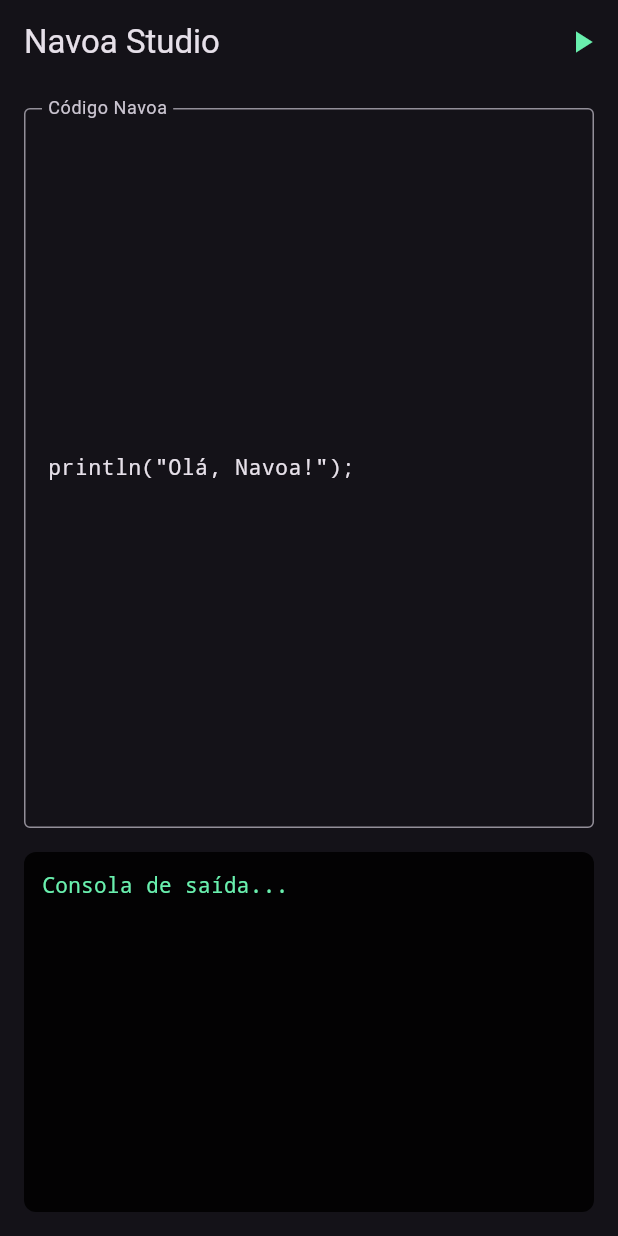
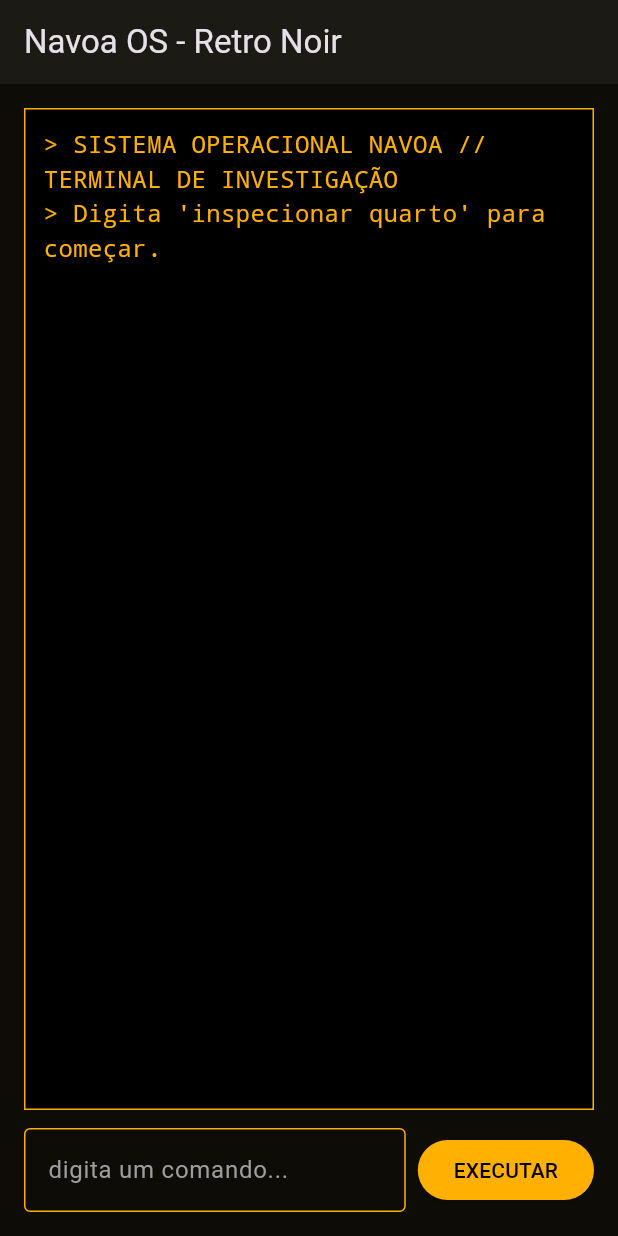
Before and after one commit to lumigrsa-prog/Navoa, a Flutter app: the screen it shows after launch, on a phone screen of 412 x 824 dp. Run offline on Flutter 3.47's test engine with Material 3 defaults, Android fonts, the phone set to English and light mode, and no system bars; missing offline and left inert: navoa_bridge; statements that could not run were skipped.

Commit message:
fix: atualiza main.dart para compatibilidade com a ponte Rust

```diff
--- a/lib/main.dart
+++ b/lib/main.dart
@@ -1,6 +1,6 @@
 import 'package:flutter/material.dart';
-import 'src/rust/frb_generated.dart';
-import 'src/rust/api/interpreter.dart';
+import 'package:navoa_bridge/src/rust/api/interpreter.dart';
+import 'package:navoa_bridge/src/rust/frb_generated.dart';
 
 Future<void> main() async {
   WidgetsFlutterBinding.ensureInitialized();
@@ -14,106 +14,104 @@ class NavoaApp extends StatelessWidget {
   @override
   Widget build(BuildContext context) {
     return MaterialApp(
-      title: 'Navoa Studio',
-      debugShowCheckedModeBanner: false,
-      theme: ThemeData.dark(useMaterial3: true),
-      home: const NavoaHomeScreen(),
+      title: 'Navoa OS',
+      theme: ThemeData.dark(),
+      home: const NavoaScreen(),
     );
   }
 }
 
-class NavoaHomeScreen extends StatefulWidget {
-  const NavoaHomeScreen({super.key});
+class NavoaScreen extends StatefulWidget {
+  const NavoaScreen({super.key});
 
   @override
-  State<NavoaHomeScreen> createState() => _NavoaHomeScreenState();
+  State<NavoaScreen> createState() => _NavoaScreenState();
 }
 
-class _NavoaHomeScreenState extends State<NavoaHomeScreen> {
-  final TextEditingController _codeController = TextEditingController(
-    text: 'println("Olá, Navoa!");',
-  );
-  String _output = '';
-  bool _isRunning = false;
+class _NavoaScreenState extends State<NavoaScreen> {
+  final InterpreterBridge _bridge = InterpreterBridge();
+  final TextEditingController _controller = TextEditingController();
+  final List<String> _logs = [
+    "> SISTEMA OPERACIONAL NAVOA // TERMINAL DE INVESTIGAÇÃO",
+    "> Digita 'inspecionar quarto' para começar."
+  ];
 
-  void _runCode() async {
+  void _executarComando() {
+    final cmd = _controller.text.trim();
+    if (cmd.isEmpty) return;
+
     setState(() {
-      _isRunning = true;
+      _logs.add("> $cmd");
+      final res = _bridge.execute(code: cmd);
+      _logs.add(res);
+      _controller.clear();
     });
-
-    try {
-      final session = NavoaSession();
-      final result = await session.executeCode(code: _codeController.text);
-      setState(() {
-        _output = result;
-      });
-    } catch (e) {
-      setState(() {
-        _output = 'Erro na execução: $e';
-      });
-    } finally {
-      setState(() {
-        _isRunning = false;
-      });
-    }
   }
 
   @override
   Widget build(BuildContext context) {
     return Scaffold(
+      backgroundColor: const Color(0xFF0D0C07),
       appBar: AppBar(
-        title: const Text('Navoa Studio'),
-        actions: [
-          IconButton(
-            icon: _isRunning
-                ? const SizedBox(
-                    width: 20,
-                    height: 20,
-                    child: CircularProgressIndicator(strokeWidth: 2, color: Colors.white),
-                  )
-                : const Icon(Icons.play_arrow, color: Colors.greenAccent),
-            onPressed: _isRunning ? null : _runCode,
-          ),
-        ],
+        title: const Text('Navoa OS - Retro Noir'),
+        backgroundColor: const Color(0xFF1C1A14),
       ),
       body: Padding(
         padding: const EdgeInsets.all(16.0),
         child: Column(
           children: [
             Expanded(
-              flex: 2,
-              child: TextField(
-                controller: _codeController,
-                maxLines: null,
-                expands: true,
-                style: const TextStyle(fontFamily: 'monospace', fontSize: 14),
-                decoration: const InputDecoration(
-                  border: OutlineInputBorder(),
-                  labelText: 'Código Navoa',
-                  alignLabelWithHint: true,
+              child: Container(
+                padding: const EdgeInsets.all(12),
+                decoration: BoxDecoration(
+                  color: Colors.black,
+                  border: Border.all(color: const Color(0xFFFFB000)),
+                ),
+                child: ListView.builder(
+                  itemCount: _logs.length,
+                  itemBuilder: (context, index) {
+                    return Text(
+                      _logs[index],
+                      style: const TextStyle(
+                        color: Color(0xFFFFB000),
+                        fontFamily: 'monospace',
+                        fontSize: 16,
+                      ),
+                    );
+                  },
                 ),
               ),
             ),
-            const SizedBox(height: 16),
-            Expanded(
-              flex: 1,
-              child: Container(
-                width: double.infinity,
-                padding: const EdgeInsets.all(12),
-                decoration: BoxDecoration(
-                  color: Colors.black87,
-                  borderRadius: BorderRadius.circular(8),
-                ),
-                child: SingleChildScrollView(
-                  child: Text(
-                    _output.isEmpty ? 'Consola de saída...' : _output,
-                    style: const TextStyle(
-                      fontFamily: 'monospace',
-                      color: Colors.greenAccent,
+            const SizedBox(height: 12),
+            Row(
+              children: [
+                Expanded(
+                  child: TextField(
+                    controller: _controller,
+                    style: const TextStyle(color: Color(0xFFFFB000)),
+                    decoration: const InputDecoration(
+                      hintText: 'digita um comando...',
+                      hintStyle: TextStyle(color: Colors.grey),
+                      enabledBorder: OutlineInputBorder(
+                        borderSide: BorderSide(color: Color(0xFFFFB000)),
+                      ),
+                      focusedBorder: OutlineInputBorder(
+                        borderSide: BorderSide(color: Color(0xFFFFB000)),
+                      ),
                     ),
+                    onSubmitted: (_) => _executarComando(),
                   ),
                 ),
-              ),
+                const SizedBox(width: 8),
+                ElevatedButton(
+                  style: ElevatedButton.styleFrom(
+                    backgroundColor: const Color(0xFFFFB000),
+                    foregroundColor: Colors.black,
+                  ),
+                  onPressed: _executarComando,
+                  child: const Text('EXECUTAR'),
+                ),
+              ],
             ),
           ],
         ),
```
